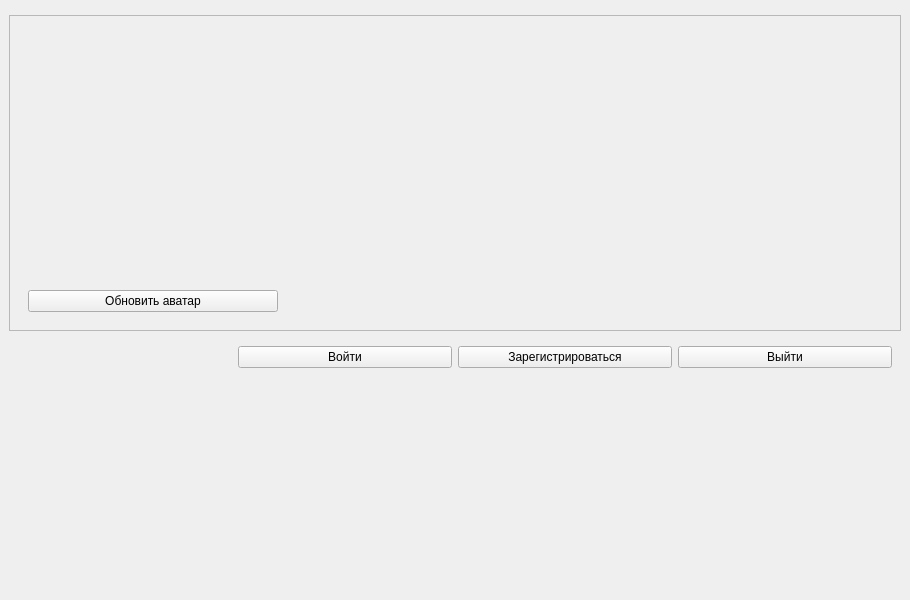
Old version of the form client/mypage.ui in the repository ttema4/p2p-app.
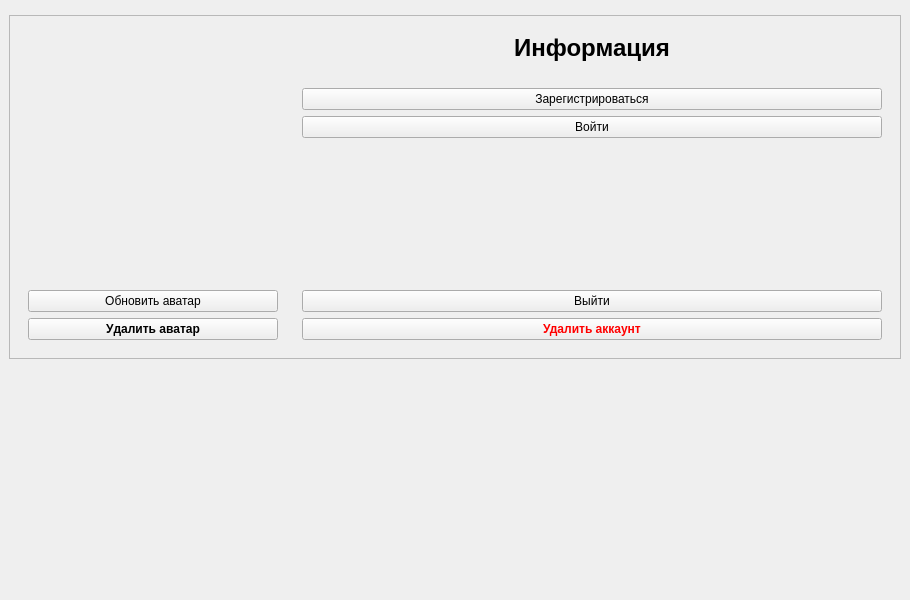
New version of the form.

```diff
--- a/client/mypage.ui
+++ b/client/mypage.ui
@@ -89,54 +89,105 @@
                </property>
               </widget>
              </item>
+             <item>
+              <widget class="QPushButton" name="pushButton_5">
+               <property name="font">
+                <font>
+                 <bold>true</bold>
+                 <strikeout>false</strikeout>
+                 <kerning>false</kerning>
+                </font>
+               </property>
+               <property name="text">
+                <string>Удалить аватар</string>
+               </property>
+              </widget>
+             </item>
             </layout>
            </widget>
           </item>
           <item>
-           <spacer name="horizontalSpacer">
-            <property name="orientation">
-             <enum>Qt::Horizontal</enum>
-            </property>
-            <property name="sizeHint" stdset="0">
-             <size>
-              <width>40</width>
-              <height>20</height>
-             </size>
-            </property>
-           </spacer>
-          </item>
-         </layout>
-        </widget>
-       </item>
-       <item>
-        <widget class="QWidget" name="widget" native="true">
-         <layout class="QHBoxLayout" name="horizontalLayout">
-          <item>
-           <widget class="QLabel" name="label">
-            <property name="text">
-             <string/>
-            </property>
-           </widget>
-          </item>
-          <item>
-           <widget class="QPushButton" name="pushButton_3">
-            <property name="text">
-             <string>Войти</string>
-            </property>
-           </widget>
-          </item>
-          <item>
-           <widget class="QPushButton" name="pushButton_2">
-            <property name="text">
-             <string>Зарегистрироваться</string>
-            </property>
-           </widget>
-          </item>
-          <item>
-           <widget class="QPushButton" name="pushButton">
-            <property name="text">
-             <string>Выйти</string>
-            </property>
+           <widget class="QWidget" name="widget_5" native="true">
+            <layout class="QVBoxLayout" name="verticalLayout_4">
+             <item>
+              <widget class="QLabel" name="label_3">
+               <property name="font">
+                <font>
+                 <pointsize>18</pointsize>
+                 <bold>true</bold>
+                </font>
+               </property>
+               <property name="text">
+                <string>Информация</string>
+               </property>
+               <property name="alignment">
+                <set>Qt::AlignCenter</set>
+               </property>
+              </widget>
+             </item>
+             <item>
+              <widget class="QLabel" name="label">
+               <property name="text">
+                <string/>
+               </property>
+               <property name="alignment">
+                <set>Qt::AlignCenter</set>
+               </property>
+              </widget>
+             </item>
+             <item>
+              <widget class="QPushButton" name="pushButton_2">
+               <property name="text">
+                <string>Зарегистрироваться</string>
+               </property>
+              </widget>
+             </item>
+             <item>
+              <widget class="QPushButton" name="pushButton_3">
+               <property name="text">
+                <string>Войти</string>
+               </property>
+              </widget>
+             </item>
+             <item>
+              <spacer name="verticalSpacer_3">
+               <property name="orientation">
+                <enum>Qt::Vertical</enum>
+               </property>
+               <property name="sizeHint" stdset="0">
+                <size>
+                 <width>20</width>
+                 <height>40</height>
+                </size>
+               </property>
+              </spacer>
+             </item>
+             <item>
+              <widget class="QPushButton" name="pushButton">
+               <property name="text">
+                <string>Выйти</string>
+               </property>
+              </widget>
+             </item>
+             <item>
+              <widget class="QPushButton" name="pushButton_6">
+               <property name="font">
+                <font>
+                 <bold>true</bold>
+                </font>
+               </property>
+               <property name="autoFillBackground">
+                <bool>false</bool>
+               </property>
+               <property name="styleSheet">
+                <string notr="true">color:red</string>
+               </property>
+               <property name="text">
+                <string>Удалить аккаунт</string>
+               </property>
+              </widget>
+             </item>
+            </layout>
            </widget>
           </item>
          </layout>
```
